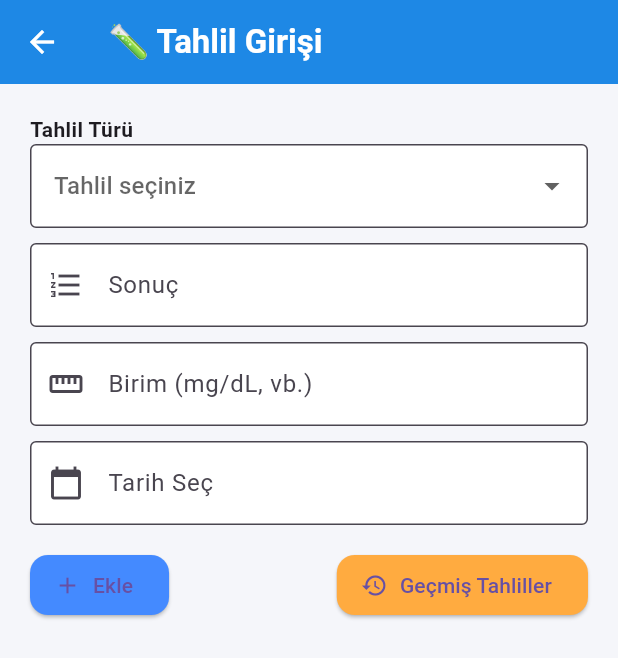
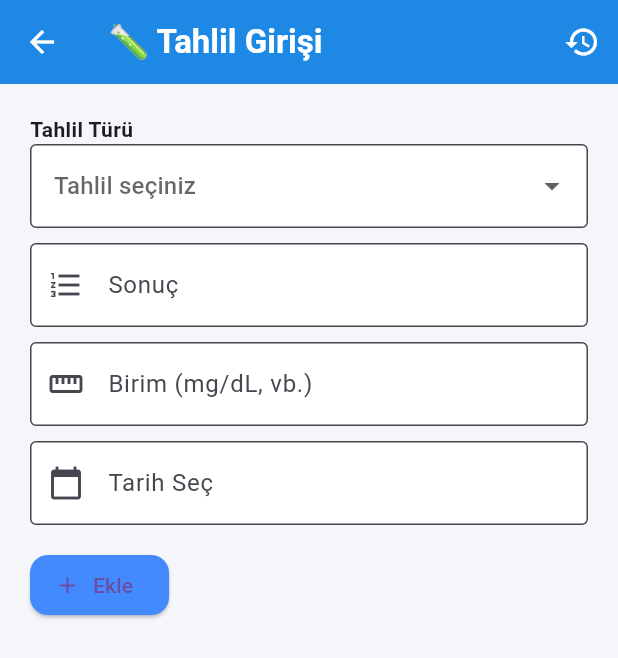
Before and after one commit to SLTNKCGZ/BioGuard, a Flutter app: the LabResultsPage screen opened directly with empty values, on a phone screen of 412 x 824 dp. Shown: the top 658 px of the screen. Run offline on Flutter 3.47's test engine with Material 3 defaults, Android fonts, the phone set to English and light mode, and no system bars; our stand-ins replace image_picker.

Commit message:
lab_results_page.dart

```diff
--- a/Frontend/bio_guard/lib/screens/lab_results_page.dart
+++ b/Frontend/bio_guard/lib/screens/lab_results_page.dart
@@ -71,7 +71,22 @@ class _LabResultsPageState extends State<LabResultsPage> {
     style: TextStyle(color: Colors.white, fontSize: 22, fontWeight: FontWeight.bold),
   ),
   iconTheme: const IconThemeData(color: Colors.white),
+  actions: [
+    IconButton(
+      icon: const Icon(Icons.history),
+      tooltip: 'Geçmiş Tahliller',
+      onPressed: () {
+        Navigator.push(
+          context,
+          MaterialPageRoute(
+            builder: (context) => PastLabResultsPage(token: widget.token),
           ),
+        );
+      },
+    )
+  ],
+),
+
       body: SingleChildScrollView(
         padding: const EdgeInsets.all(20),
         child: Column(
@@ -115,22 +130,6 @@ class _LabResultsPageState extends State<LabResultsPage> {
                     shape: RoundedRectangleBorder(borderRadius: BorderRadius.circular(12)),
                   ),
                 ),
-                ElevatedButton.icon(
-                  onPressed: () {
-                    Navigator.push(
-                      context,
-                      MaterialPageRoute(
-                        builder: (context) => PastLabResultsPage(token: widget.token),
-                      ),
-                    );
-                  },
-                  icon: const Icon(Icons.history),
-                  label: const Text("Geçmiş Tahliller"),
-                  style: ElevatedButton.styleFrom(
-                    backgroundColor: Colors.orangeAccent,
-                    shape: RoundedRectangleBorder(borderRadius: BorderRadius.circular(12)),
-                  ),
-                ),
               ],
             )
           ],
```
Lines whose indentation alone changed are shown as unchanged.
